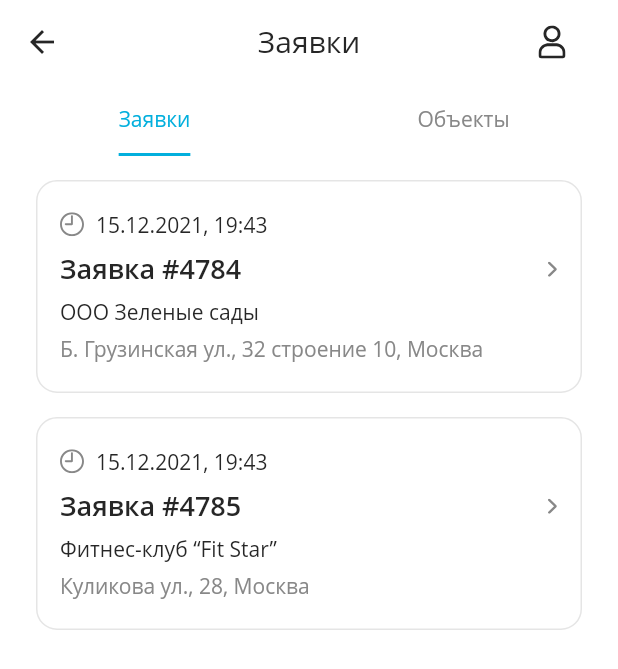
After one commit to seljmov/kupol-mobile-app, a Flutter app: the TechnicianScreen screen opened directly, on a phone screen of 412 x 824 dp. The commit adds this screen. Shown: the top 669 px of the screen. Run offline on Flutter 3.47's test engine with Material 2 defaults, Android fonts, the phone set to English and light mode, and no system bars; our stand-ins replace easy_dynamic_theme, extended_masked_text, flutter_secure_storage, flutter_svg, image_picker; accounts and stored records are empty; Roboto replaces fonts that are missing (Open Sans).

Commit message:
Страница техника: заявки и объекты

```diff
--- a/lib/components/role.dart
+++ b/lib/components/role.dart
@@ -1,3 +1,4 @@
+/// TODO: Избавиться
 enum Role {
   security,
   gbr,
--- a/lib/main.dart
+++ b/lib/main.dart
@@ -7,6 +7,7 @@ import 'package:kupol_app/components/employee_repository.dart';
 import 'package:kupol_app/components/settings_repository.dart';
 import 'package:kupol_app/gbr/events_screen.dart';
 import 'package:kupol_app/security/events_screen.dart';
+import 'package:kupol_app/technician/technician_screen.dart';
 import 'package:kupol_app/theme.dart';
 import 'package:kupol_app/welcome/login/login_screen.dart';
 import 'package:provider/provider.dart';
@@ -57,6 +58,7 @@ class StartUp extends StatelessWidget {
 
   @override
   Widget build(BuildContext context) {
+    /// TODO: Переписать авторизацию
     return FutureBuilder<Employee?>(
       future: EmployeeRepository().getEmployeeInfo(),
       builder: (context, snapshot) {
@@ -73,6 +75,7 @@ class StartUp extends StatelessWidget {
 
         if (employee.role == Role.security) return EventsScreen();
         if (employee.role == Role.gbr) return EventsScreenGbr();
+        if (employee.role == Role.technician) return TechnicianScreen();
 
         return Scaffold(
           body: Center(
--- /dev/null
+++ b/lib/technician/entity/components/entity_model.dart
@@ -0,0 +1,11 @@
+class Entity {
+  final int id;
+  final String company;
+  final String address;
+
+  Entity({
+    required this.id,
+    required this.company,
+    required this.address,
+  });
+}
--- /dev/null
+++ b/lib/technician/repositories/technician_repository.dart
@@ -0,0 +1,60 @@
+import 'package:kupol_app/technician/entity/components/entity_model.dart';
+import 'package:kupol_app/technician/requests/components/request_model.dart';
+
+class TechnicianRepository {
+  final List<Request> _requests = [
+    Request(
+      id: 4784,
+      company: "ООО Зеленые сады",
+      address: "Б. Грузинская ул., 32 строение 10, Москва",
+      date: "15.12.2021, 19:43",
+    ),
+    Request(
+      id: 4785,
+      company: "Фитнес-клуб “Fit Star”",
+      address: "Куликова ул., 28, Москва",
+      date: "15.12.2021, 19:43",
+    ),
+  ];
+
+  final List<Entity> _entities = [
+    Entity(
+      id: 916,
+      company: "ООО Зеленые сады",
+      address: "Б. Грузинская ул., 32 строение 10, Москва",
+    ),
+    Entity(
+      id: 870,
+      company: "Фитнес-клуб “Fit Star”",
+      address: "Куликова ул., 28, Москва",
+    ),
+    Entity(
+      id: 917,
+      company: "СОШ 1",
+      address: "Б. Грузинская ул., 32 строение 10, Москва",
+    ),
+    Entity(
+      id: 871,
+      company: "СОШ №2",
+      address: "Куликова ул., 28, Москва",
+    ),
+    Entity(
+      id: 918,
+      company: "ООО Царские пруды",
+      address: "Б. Грузинская ул., 32 строение 10, Москва",
+    ),
+    Entity(
+      id: 872,
+      company: "СОШ №3",
+      address: "Куликова ул., 28, Москва",
+    ),
+  ];
+
+  Future<List<Request>> getRequests() async {
+    return _requests;
+  }
+
+  Future<List<Entity>> getEntities() async {
+    return _entities;
+  }
+}
--- /dev/null
+++ b/lib/technician/requests/components/request_card.dart
@@ -0,0 +1,82 @@
+import 'package:flutter/material.dart';
+import 'package:flutter_svg/flutter_svg.dart';
+import 'package:kupol_app/technician/requests/components/request_model.dart';
+
+class RequestCard extends StatelessWidget {
+  RequestCard({Key? key, required this.request}) : super(key: key);
+
+  final Request request;
+
+  @override
+  Widget build(BuildContext context) {
+    return GestureDetector(
+      child: Card(
+        child: Padding(
+          padding: const EdgeInsets.symmetric(
+            vertical: 20,
+            horizontal: 16,
+          ),
+          child: Column(
+            children: [
+              Column(
+                crossAxisAlignment: CrossAxisAlignment.stretch,
+                children: [
+                  Row(
+                    children: [
+                      SvgPicture.asset(
+                        "lib/assets/icons/clock.svg",
+                      ),
+                      SizedBox(width: 8),
+                      Text(
+                        request.date,
+                        style: TextStyle(
+                          color: Theme.of(context).textTheme.bodyText1?.color,
+                        ),
+                      ),
+                    ],
+                  ),
+                  SizedBox(height: 8),
+                  Row(
+                    mainAxisAlignment: MainAxisAlignment.spaceBetween,
+                    children: [
+                      Expanded(
+                        child: Text(
+                          "Заявка #${request.id}",
+                          overflow: TextOverflow.ellipsis,
+                          style: TextStyle(
+                            fontSize: 18,
+                            color: Theme.of(context).textTheme.bodyText1?.color,
+                            fontWeight: FontWeight.w600,
+                          ),
+                        ),
+                      ),
+                      SvgPicture.asset(
+                        "lib/assets/icons/right_arrow.svg",
+                      ),
+                    ],
+                  ),
+                  SizedBox(height: 6),
+                  Text(
+                    request.company,
+                    style: TextStyle(
+                      fontSize: 14,
+                      color: Theme.of(context).textTheme.bodyText1?.color,
+                    ),
+                  ),
+                  SizedBox(height: 6),
+                  Text(
+                    request.address,
+                    style: TextStyle(
+                      fontSize: 14,
+                      color: Theme.of(context).textTheme.bodyText2?.color,
+                    ),
+                  ),
+                ],
+              ),
+            ],
+          ),
+        ),
+      ),
+    );
+  }
+}
--- /dev/null
+++ b/lib/technician/requests/components/request_model.dart
@@ -0,0 +1,13 @@
+class Request {
+  final int id;
+  final String company;
+  final String address;
+  final String date;
+
+  Request({
+    required this.id,
+    required this.company,
+    required this.address,
+    required this.date,
+  });
+}
--- /dev/null
+++ b/lib/technician/requests/requests_screen.dart
@@ -0,0 +1,48 @@
+import 'package:flutter/material.dart';
+import 'package:kupol_app/technician/requests/components/request_card.dart';
+import 'package:kupol_app/technician/requests/empty_requests_screen.dart';
+import 'package:kupol_app/technician/requests/components/request_model.dart';
+import 'package:kupol_app/technician/repositories/technician_repository.dart';
+
+class RequestsScreen extends StatelessWidget {
+  RequestsScreen({Key? key}) : super(key: key);
+
+  @override
+  Widget build(BuildContext context) {
+    return FutureBuilder<List<Request>>(
+      future: TechnicianRepository().getRequests(),
+      builder: (context, snapshot) {
+        if (snapshot.connectionState == ConnectionState.waiting) {
+          return Center(
+            child: CircularProgressIndicator.adaptive(),
+          );
+        }
+
+        if (!snapshot.hasData) {
+          return Center(
+            child: Text("При получении списка заявок что-то пошло не так..."),
+          );
+        }
+
+        var requests = snapshot.data!;
+        if (requests.isEmpty) return EmptyRequestsScreen();
+        return SingleChildScrollView(
+          physics: ClampingScrollPhysics(),
+          child: Column(
+            children: List.generate(requests.length, (index) {
+              return Padding(
+                padding: const EdgeInsets.symmetric(
+                  vertical: 4,
+                  horizontal: 8,
+                ),
+                child: RequestCard(
+                  request: requests[index],
+                ),
+              );
+            }),
+          ),
+        );
+      },
+    );
+  }
+}
--- /dev/null
+++ b/lib/technician/technician_screen.dart
@@ -0,0 +1,72 @@
+import 'package:flutter/material.dart';
+import 'package:flutter_svg/flutter_svg.dart';
+import 'package:kupol_app/components/employee_repository.dart';
+import 'package:kupol_app/profile/profile_screen.dart';
+import 'package:kupol_app/technician/entity/entities_screen.dart';
+import 'package:kupol_app/technician/requests/requests_screen.dart';
+
+class TechnicianScreen extends StatelessWidget {
+  TechnicianScreen({Key? key}) : super(key: key);
+
+  final _activeTabNotifier = ValueNotifier<int>(0);
+
+  @override
+  Widget build(BuildContext context) {
+    return DefaultTabController(
+      length: 2,
+      child: Scaffold(
+        resizeToAvoidBottomInset: false,
+        appBar: AppBar(
+          title: ValueListenableBuilder<int>(
+            valueListenable: _activeTabNotifier,
+            builder: (context, index, child) {
+              return Text(index == 0 ? "Заявки" : "Объекты");
+            },
+          ),
+          centerTitle: true,
+          actions: [
+            MaterialButton(
+              splashColor: Colors.transparent,
+              highlightColor: Colors.transparent,
+              onPressed: () async {
+                var employee = await EmployeeRepository().getEmployeeInfo();
+                Navigator.push(
+                  context,
+                  MaterialPageRoute(
+                    builder: (context) => ProfileScreen(employee: employee!),
+                  ),
+                );
+              },
+              child: SvgPicture.asset(
+                "lib/assets/icons/user.svg",
+                color: Theme.of(context).textTheme.headline6?.color,
+              ),
+            ),
+          ],
+          bottom: TabBar(
+            labelPadding: EdgeInsets.zero,
+            tabs: [
+              Tab(text: "Заявки"),
+              Tab(text: "Объекты"),
+            ],
+            onTap: (index) {
+              _activeTabNotifier.value = index;
+            },
+          ),
+        ),
+        body: Padding(
+          padding: const EdgeInsets.symmetric(
+            vertical: 8,
+            horizontal: 12,
+          ),
+          child: TabBarView(
+            children: [
+              RequestsScreen(),
+              EntitiesScreen(),
+            ],
+          ),
+        ),
+      ),
+    );
+  }
+}
--- a/lib/welcome/login/login_screen.dart
+++ b/lib/welcome/login/login_screen.dart
@@ -7,8 +7,8 @@ import 'package:kupol_app/welcome/repositories/auth_repository.dart';
 class LoginScreen extends StatelessWidget {
   LoginScreen({Key? key}) : super(key: key);
 
-  final _loginController = TextEditingController(text: "testgbr");
-  final _passwordController = TextEditingController(text: "testgbr");
+  final _loginController = TextEditingController(text: "testtech");
+  final _passwordController = TextEditingController(text: "testtech");
 
   Future<void> _authorizeUser(
       BuildContext context, String login, String password) async {
```
Also changed, not shown: lib/technician/entity/components/entity_card.dart (added, +67 -0 lines), lib/technician/entity/empty_entities_screen.dart (added, +46 -0 lines), lib/technician/entity/entities_screen.dart (added, +48 -0 lines), lib/technician/requests/empty_requests_screen.dart (added, +45 -0 lines).
